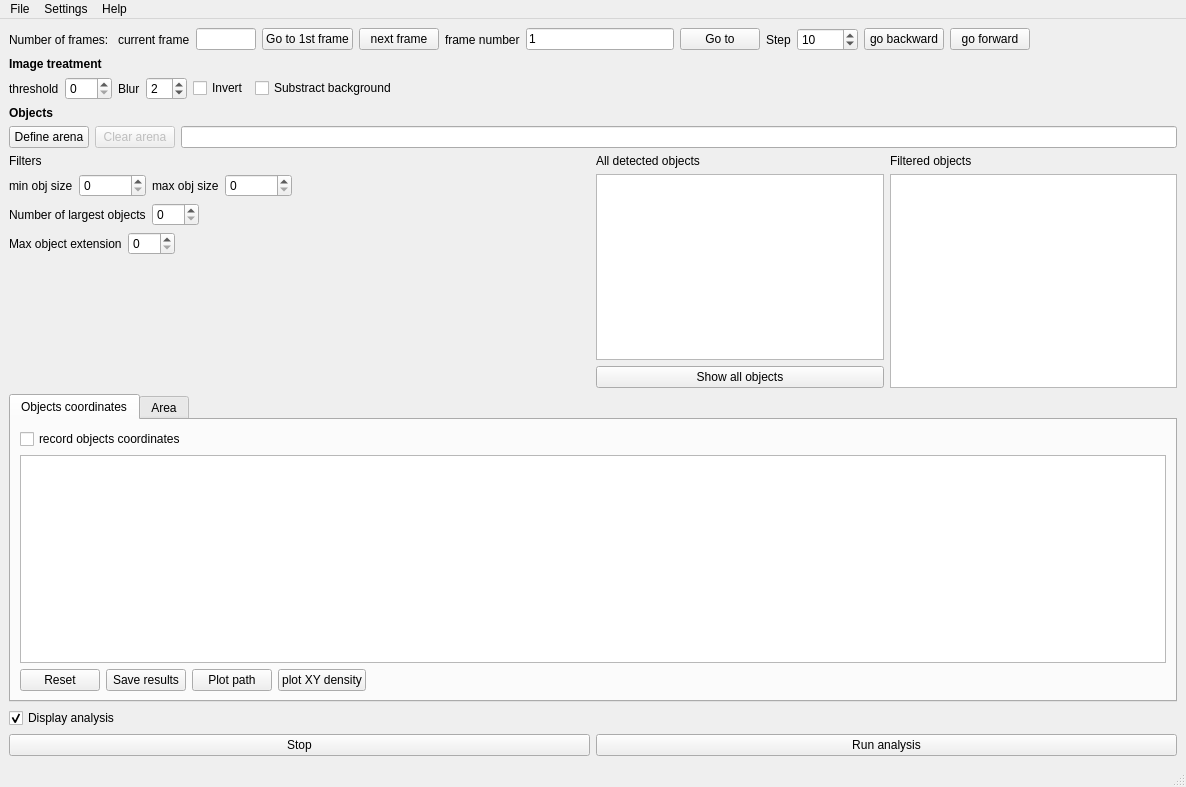
The window that src/doris.ui (olivierfriard/DORIS) describes before a commit, drawn with Qt 5.
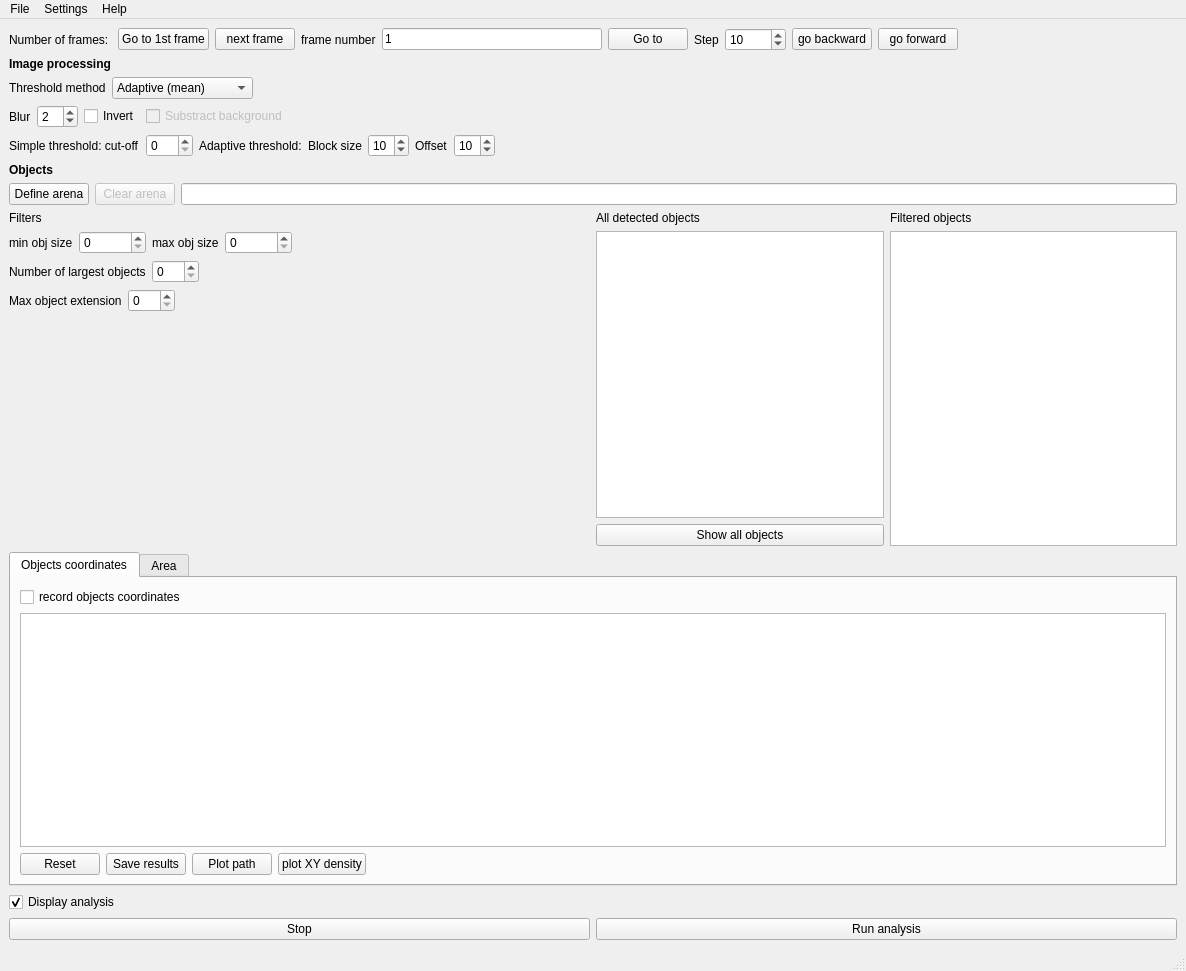
The same window after the commit. The open tabs and pages were chosen to show the change.

```diff
--- a/src/doris.ui
+++ b/src/doris.ui
@@ -7,20 +7,13 @@
     <x>0</x>
     <y>0</y>
     <width>1186</width>
-    <height>787</height>
+    <height>971</height>
    </rect>
   </property>
   <property name="windowTitle">
    <string>MainWindow</string>
   </property>
   <widget class="QWidget" name="centralwidget">
-   <layout class="QVBoxLayout" name="verticalLayout_9">
-    <item>
-     <widget class="QSplitter" name="splitter">
-      <property name="orientation">
-       <enum>Qt::Vertical</enum>
-      </property>
-      <widget class="QWidget" name="layoutWidget">
        <layout class="QVBoxLayout" name="verticalLayout_4">
         <item>
          <layout class="QHBoxLayout" name="horizontalLayout_5">
@@ -31,26 +24,6 @@
             </property>
            </widget>
           </item>
-          <item>
-           <widget class="QLabel" name="label">
-            <property name="text">
-             <string>current frame</string>
-            </property>
-           </widget>
-          </item>
-          <item>
-           <widget class="QLineEdit" name="leFrame">
-            <property name="maximumSize">
-             <size>
-              <width>60</width>
-              <height>16777215</height>
-             </size>
-            </property>
-            <property name="readOnly">
-             <bool>true</bool>
-            </property>
-           </widget>
-          </item>
           <item>
            <widget class="QPushButton" name="pb_1st_frame">
             <property name="text">
@@ -147,28 +120,51 @@
            </font>
           </property>
           <property name="text">
-           <string>Image treatment</string>
+       <string>Image processing</string>
           </property>
          </widget>
         </item>
         <item>
          <layout class="QHBoxLayout" name="horizontalLayout_11">
           <item>
-           <layout class="QHBoxLayout" name="horizontalLayout_4">
-            <item>
-             <widget class="QLabel" name="lb_threshold">
+       <widget class="QLabel" name="label_14">
               <property name="text">
-               <string>threshold</string>
+         <string>Threshold method</string>
               </property>
              </widget>
             </item>
             <item>
-             <widget class="QSpinBox" name="sb_threshold">
-              <property name="maximum">
-               <number>255</number>
-              </property>
-             </widget>
-            </item>
+       <widget class="QComboBox" name="cb_threshold_method">
+        <item>
+         <property name="text">
+          <string>Adaptive (mean)</string>
+         </property>
+        </item>
+        <item>
+         <property name="text">
+          <string>Adaptive (Gaussian)</string>
+         </property>
+        </item>
+        <item>
+         <property name="text">
+          <string>Simple</string>
+         </property>
+        </item>
+       </widget>
+      </item>
+      <item>
+       <spacer name="horizontalSpacer_7">
+        <property name="orientation">
+         <enum>Qt::Horizontal</enum>
+        </property>
+        <property name="sizeHint" stdset="0">
+         <size>
+          <width>40</width>
+          <height>20</height>
+         </size>
+        </property>
+       </spacer>
+      </item>
            </layout>
           </item>
           <item>
@@ -196,6 +192,9 @@
             </item>
             <item>
              <widget class="QCheckBox" name="cb_background">
+        <property name="enabled">
+         <bool>false</bool>
+        </property>
               <property name="text">
                <string>Substract background</string>
               </property>
@@ -216,6 +215,70 @@
             </item>
            </layout>
           </item>
+    <item>
+     <layout class="QHBoxLayout" name="horizontalLayout_4">
+      <item>
+       <widget class="QLabel" name="lb_threshold">
+        <property name="text">
+         <string>Simple threshold: cut-off</string>
+        </property>
+       </widget>
+      </item>
+      <item>
+       <widget class="QSpinBox" name="sb_threshold">
+        <property name="maximum">
+         <number>255</number>
+        </property>
+       </widget>
+      </item>
+      <item>
+       <widget class="QLabel" name="label_15">
+        <property name="text">
+         <string>Adaptive threshold:</string>
+        </property>
+       </widget>
+      </item>
+      <item>
+       <widget class="QLabel" name="label_16">
+        <property name="text">
+         <string>Block size</string>
+        </property>
+       </widget>
+      </item>
+      <item>
+       <widget class="QSpinBox" name="sb_block_size">
+        <property name="value">
+         <number>10</number>
+        </property>
+       </widget>
+      </item>
+      <item>
+       <widget class="QLabel" name="label_17">
+        <property name="text">
+         <string>Offset</string>
+        </property>
+       </widget>
+      </item>
+      <item>
+       <widget class="QSpinBox" name="sb_offset">
+        <property name="value">
+         <number>10</number>
+        </property>
+       </widget>
+      </item>
+      <item>
+       <spacer name="horizontalSpacer_8">
+        <property name="orientation">
+         <enum>Qt::Horizontal</enum>
+        </property>
+        <property name="sizeHint" stdset="0">
+         <size>
+          <width>40</width>
+          <height>20</height>
+         </size>
+        </property>
+       </spacer>
+      </item>
          </layout>
         </item>
         <item>
@@ -666,10 +729,6 @@
         </item>
        </layout>
       </widget>
-     </widget>
-    </item>
-   </layout>
-  </widget>
   <widget class="QMenuBar" name="menubar">
    <property name="geometry">
     <rect>
```
Left out of the diff: 26 changed lines with no effect on the pictures. Lines whose indentation alone changed are shown as unchanged.
